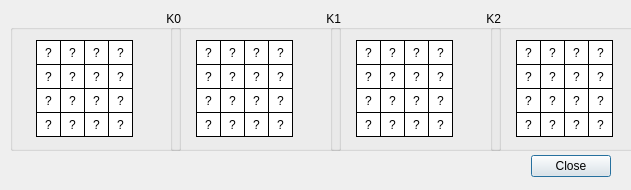
Qt form YAAESAttacker/ui/dialogshowsubkeys.ui (giovanirinaldi/YAAES) before a commit.
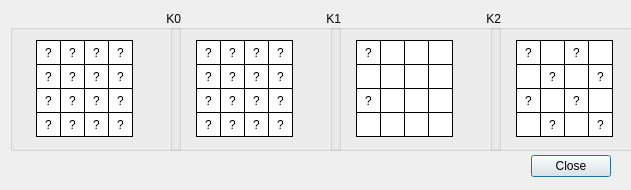
The same form after that commit.

The edit to the form file:
```diff
--- a/YAAESAttacker/ui/dialogshowsubkeys.ui
+++ b/YAAESAttacker/ui/dialogshowsubkeys.ui
@@ -1456,7 +1456,7 @@
 }</string>
     </property>
     <property name="text">
-     <string>?</string>
+     <string/>
     </property>
     <property name="alignment">
      <set>Qt::AlignCenter</set>
@@ -1497,7 +1497,7 @@
 }</string>
     </property>
     <property name="text">
-     <string>?</string>
+     <string/>
     </property>
     <property name="alignment">
      <set>Qt::AlignCenter</set>
@@ -1538,7 +1538,7 @@
 }</string>
     </property>
     <property name="text">
-     <string>?</string>
+     <string/>
     </property>
     <property name="alignment">
      <set>Qt::AlignCenter</set>
@@ -1579,7 +1579,7 @@
 }</string>
     </property>
     <property name="text">
-     <string>?</string>
+     <string/>
     </property>
     <property name="alignment">
      <set>Qt::AlignCenter</set>
@@ -1620,7 +1620,7 @@
 }</string>
     </property>
     <property name="text">
-     <string>?</string>
+     <string/>
     </property>
     <property name="alignment">
      <set>Qt::AlignCenter</set>
@@ -1702,7 +1702,7 @@
 }</string>
     </property>
     <property name="text">
-     <string>?</string>
+     <string/>
     </property>
     <property name="alignment">
      <set>Qt::AlignCenter</set>
@@ -1743,7 +1743,7 @@
 }</string>
     </property>
     <property name="text">
-     <string>?</string>
+     <string/>
     </property>
     <property name="alignment">
      <set>Qt::AlignCenter</set>
@@ -1784,7 +1784,7 @@
 }</string>
     </property>
     <property name="text">
-     <string>?</string>
+     <string/>
     </property>
     <property name="alignment">
      <set>Qt::AlignCenter</set>
@@ -1825,7 +1825,7 @@
 }</string>
     </property>
     <property name="text">
-     <string>?</string>
+     <string/>
     </property>
     <property name="alignment">
      <set>Qt::AlignCenter</set>
@@ -1910,7 +1910,7 @@
 }</string>
     </property>
     <property name="text">
-     <string>?</string>
+     <string/>
     </property>
     <property name="alignment">
      <set>Qt::AlignCenter</set>
@@ -1951,7 +1951,7 @@
 }</string>
     </property>
     <property name="text">
-     <string>?</string>
+     <string/>
     </property>
     <property name="alignment">
      <set>Qt::AlignCenter</set>
@@ -1992,7 +1992,7 @@
 }</string>
     </property>
     <property name="text">
-     <string>?</string>
+     <string/>
     </property>
     <property name="alignment">
      <set>Qt::AlignCenter</set>
@@ -2033,7 +2033,7 @@
 }</string>
     </property>
     <property name="text">
-     <string>?</string>
+     <string/>
     </property>
     <property name="alignment">
      <set>Qt::AlignCenter</set>
@@ -2074,7 +2074,7 @@
 }</string>
     </property>
     <property name="text">
-     <string>?</string>
+     <string/>
     </property>
     <property name="alignment">
      <set>Qt::AlignCenter</set>
@@ -2222,7 +2222,7 @@
 }</string>
     </property>
     <property name="text">
-     <string>?</string>
+     <string/>
     </property>
     <property name="alignment">
      <set>Qt::AlignCenter</set>
@@ -2263,7 +2263,7 @@
 }</string>
     </property>
     <property name="text">
-     <string>?</string>
+     <string/>
     </property>
     <property name="alignment">
      <set>Qt::AlignCenter</set>
@@ -2304,7 +2304,7 @@
 }</string>
     </property>
     <property name="text">
-     <string>?</string>
+     <string/>
     </property>
     <property name="alignment">
      <set>Qt::AlignCenter</set>
@@ -2427,7 +2427,7 @@
 }</string>
     </property>
     <property name="text">
-     <string>?</string>
+     <string/>
     </property>
     <property name="alignment">
      <set>Qt::AlignCenter</set>
@@ -2468,7 +2468,7 @@
 }</string>
     </property>
     <property name="text">
-     <string>?</string>
+     <string/>
     </property>
     <property name="alignment">
      <set>Qt::AlignCenter</set>
@@ -2635,7 +2635,7 @@
 }</string>
     </property>
     <property name="text">
-     <string>?</string>
+     <string/>
     </property>
     <property name="alignment">
      <set>Qt::AlignCenter</set>
@@ -2676,7 +2676,7 @@
 }</string>
     </property>
     <property name="text">
-     <string>?</string>
+     <string/>
     </property>
     <property name="alignment">
      <set>Qt::AlignCenter</set>
@@ -2717,7 +2717,7 @@
 }</string>
     </property>
     <property name="text">
-     <string>?</string>
+     <string/>
     </property>
     <property name="alignment">
      <set>Qt::AlignCenter</set>
```
